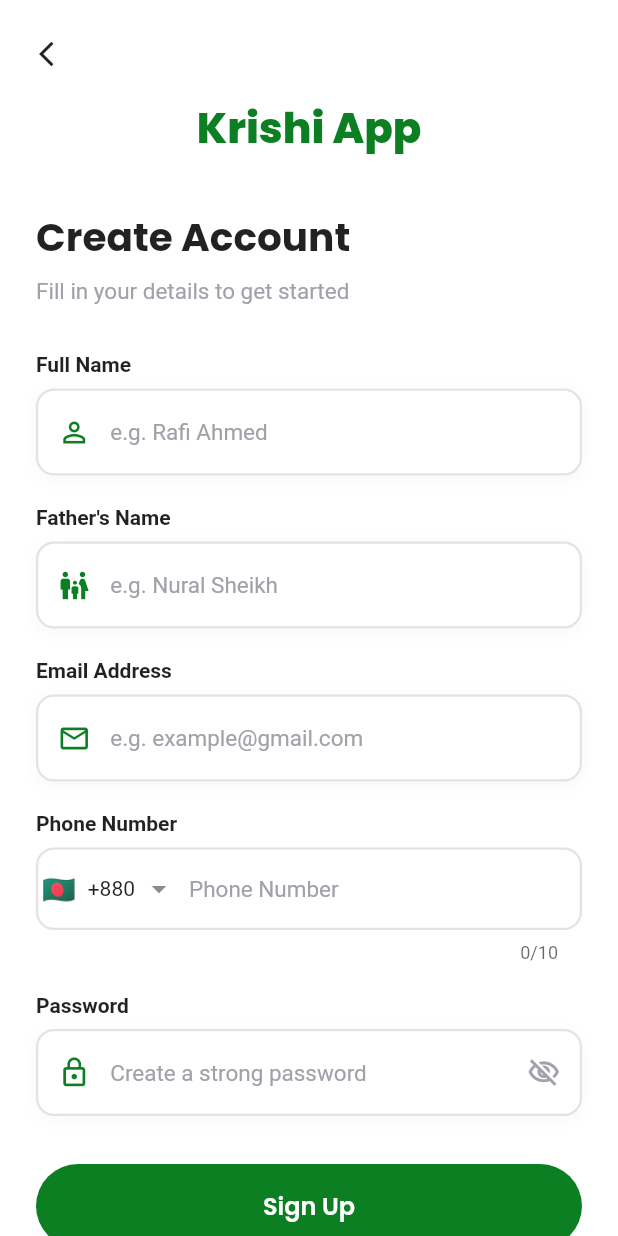
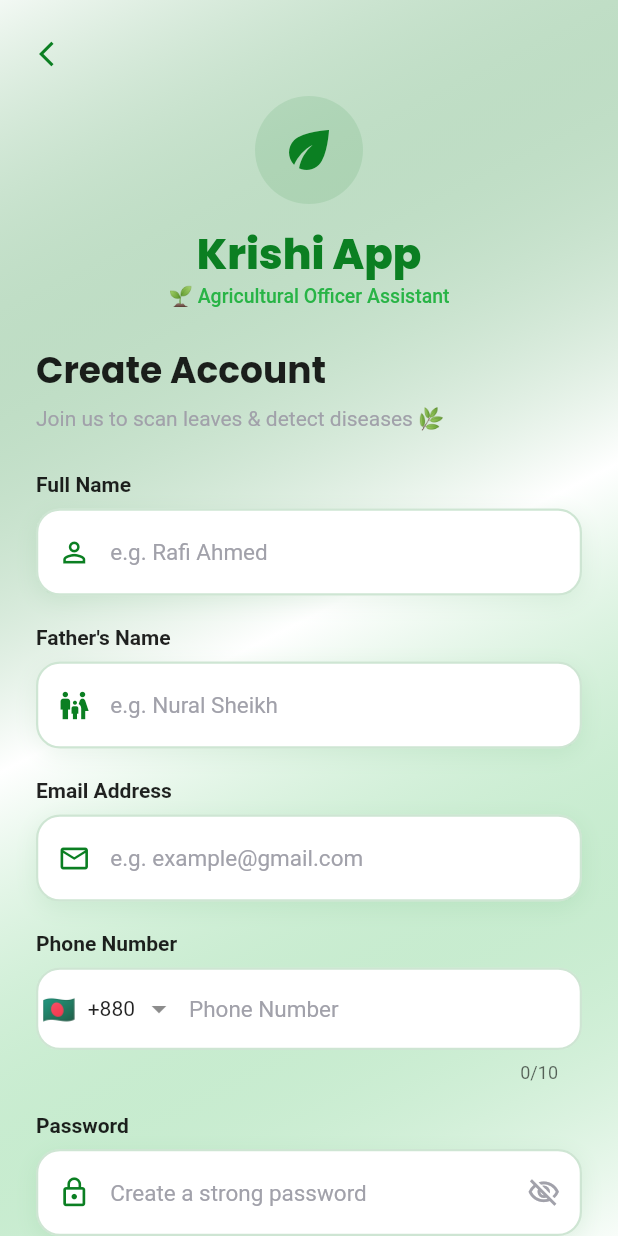
Before and after one commit to rafisgithub/final_year_project_frontend, a Flutter app: the SignUpScreen screen opened by its route, on a phone screen of 412 x 824 dp. Run offline on Flutter 3.47's test engine with Material 3 defaults, Android fonts, the light colour scheme and no system bars; drawn by our look-alikes of auto_animated, intl_phone_field; our stand-ins replace dio, flutter_animate, flutter_screenutil, get, get_it, get_storage and 7 more; missing offline and left inert: dotlottie_loader, otp_pin_field, transformable_list_view; accounts and stored records are empty.

Commit message:
style: Enhance UI elements in Sign In and Sign Up screens; update border radius, shadows, and text styles

```diff
--- a/lib/features/sign_up/presentation/sign_up_screen.dart
+++ b/lib/features/sign_up/presentation/sign_up_screen.dart
@@ -45,13 +45,13 @@ class _SignUpScreenState extends State<SignUpScreen> {
     return Container(
       decoration: BoxDecoration(
         color: Colors.white,
-        borderRadius: BorderRadius.circular(12.r),
-        border: Border.all(color: AppColors.cA1A1AA.withOpacity(0.3), width: 1.5),
+        borderRadius: BorderRadius.circular(16.r),
+        border: Border.all(color: AppColors.button.withOpacity(0.2), width: 1.5),
         boxShadow: [
           BoxShadow(
-            color: Colors.black.withOpacity(0.03),
-            blurRadius: 8,
-            offset: Offset(0, 2),
+            color: AppColors.button.withOpacity(0.08),
+            blurRadius: 12,
+            offset: Offset(0, 4),
           ),
         ],
       ),
@@ -61,7 +61,7 @@ class _SignUpScreenState extends State<SignUpScreen> {
         keyboardType: keyboardType,
         style: TextStyle(
           fontSize: 16.sp,
-          fontWeight: FontWeight.w400,
+          fontWeight: FontWeight.w500,
           color: Colors.black87,
         ),
         decoration: InputDecoration(
@@ -95,11 +95,11 @@ class _SignUpScreenState extends State<SignUpScreen> {
           border: InputBorder.none,
           contentPadding: EdgeInsets.symmetric(horizontal: 16.w, vertical: 18.h),
           focusedBorder: OutlineInputBorder(
-            borderRadius: BorderRadius.circular(12.r),
+            borderRadius: BorderRadius.circular(16.r),
             borderSide: BorderSide(color: AppColors.button, width: 2),
           ),
           enabledBorder: OutlineInputBorder(
-            borderRadius: BorderRadius.circular(12.r),
+            borderRadius: BorderRadius.circular(16.r),
             borderSide: BorderSide(color: Colors.transparent, width: 0),
           ),
         ),
@@ -110,8 +110,19 @@ class _SignUpScreenState extends State<SignUpScreen> {
   @override
   Widget build(BuildContext context) {
     return Scaffold(
-      backgroundColor: Colors.white,
-      body: SafeArea(
+      body: Container(
+        decoration: BoxDecoration(
+          gradient: LinearGradient(
+            begin: Alignment.topLeft,
+            end: Alignment.bottomRight,
+            colors: [
+              AppColors.button.withOpacity(0.05),
+              Colors.white,
+              AppColors.c28B446.withOpacity(0.03),
+            ],
+          ),
+        ),
+        child: SafeArea(
           child: Form(
             key: _formKey,
             child: SingleChildScrollView(
@@ -125,16 +136,31 @@ class _SignUpScreenState extends State<SignUpScreen> {
                     // Back Button
                     IconButton(
                       onPressed: () => Navigator.pop(context),
-                    icon: Icon(Icons.arrow_back_ios, size: 20.sp, color: Colors.black87),
+                      icon: Icon(Icons.arrow_back_ios, size: 20.sp, color: AppColors.button),
                       padding: EdgeInsets.zero,
                       constraints: BoxConstraints(),
                     ),
 
                     UIHelper.verticalSpace(16.h),
 
-                  // App Title
+                    // App Title with Agricultural Icon
                     Center(
-                    child: Text(
+                      child: Column(
+                        children: [
+                          Container(
+                            padding: EdgeInsets.all(16.w),
+                            decoration: BoxDecoration(
+                              color: AppColors.button.withOpacity(0.1),
+                              shape: BoxShape.circle,
+                            ),
+                            child: Icon(
+                              Icons.eco,
+                              size: 40.sp,
+                              color: AppColors.button,
+                            ),
+                          ),
+                          UIHelper.verticalSpace(12.h),
+                          Text(
                             'Krishi App',
                             style: TextFontStyle.textStyle18c231F20poppins700.copyWith(
                               fontSize: 28.sp,
@@ -142,30 +168,40 @@ class _SignUpScreenState extends State<SignUpScreen> {
                               fontWeight: FontWeight.w800,
                             ),
                           ),
+                          Text(
+                            '🌱 Agricultural Officer Assistant',
+                            style: TextStyle(
+                              fontSize: 13.sp,
+                              fontWeight: FontWeight.w500,
+                              color: AppColors.c28B446,
+                            ),
+                          ),
+                        ],
+                      ),
                     ),
 
-                  UIHelper.verticalSpace(32.h),
+                    UIHelper.verticalSpace(24.h),
 
                     // Welcome Text
                     Text(
                       "Create Account".tr,
                       style: TextFontStyle.textStyle18c231F20poppins700.copyWith(
-                      fontSize: 26.sp,
+                        fontSize: 24.sp,
                         fontWeight: FontWeight.w700,
                         color: Colors.black87,
                       ),
                     ),
-                  UIHelper.verticalSpace(8.h),
+                    UIHelper.verticalSpace(6.h),
                     Text(
-                    "Fill in your details to get started".tr,
+                      "Join us to scan leaves & detect diseases 🌿".tr,
                       style: TextStyle(
-                      fontSize: 15.sp,
+                        fontSize: 14.sp,
                         fontWeight: FontWeight.w400,
                         color: AppColors.cA1A1AA,
                       ),
                     ),
 
-                  UIHelper.verticalSpace(32.h),
+                    UIHelper.verticalSpace(28.h),
 
                     // Name Field
                     Text(
@@ -245,15 +281,15 @@ class _SignUpScreenState extends State<SignUpScreen> {
                         filled: true,
                         fillColor: Colors.white,
                         border: OutlineInputBorder(
-                        borderRadius: BorderRadius.circular(12.r),
-                        borderSide: BorderSide(color: AppColors.cA1A1AA.withOpacity(0.3), width: 1.5),
+                          borderRadius: BorderRadius.circular(16.r),
+                          borderSide: BorderSide(color: AppColors.button.withOpacity(0.2), width: 1.5),
                         ),
                         enabledBorder: OutlineInputBorder(
-                        borderRadius: BorderRadius.circular(12.r),
-                        borderSide: BorderSide(color: AppColors.cA1A1AA.withOpacity(0.3), width: 1.5),
+                          borderRadius: BorderRadius.circular(16.r),
+                          borderSide: BorderSide(color: AppColors.button.withOpacity(0.2), width: 1.5),
                         ),
                         focusedBorder: OutlineInputBorder(
-                        borderRadius: BorderRadius.circular(12.r),
+                          borderRadius: BorderRadius.circular(16.r),
                           borderSide: BorderSide(color: AppColors.button, width: 2),
                         ),
                         contentPadding: EdgeInsets.symmetric(horizontal: 16.w, vertical: 18.h),
@@ -262,7 +298,7 @@ class _SignUpScreenState extends State<SignUpScreen> {
                       dropdownIconPosition: IconPosition.trailing,
                       style: TextStyle(
                         fontSize: 16.sp,
-                      fontWeight: FontWeight.w400,
+                        fontWeight: FontWeight.w500,
                         color: Colors.black87,
                       ),
                       onChanged: (phone) {
@@ -289,19 +325,29 @@ class _SignUpScreenState extends State<SignUpScreen> {
                       isPassword: true,
                     ),
 
-                  UIHelper.verticalSpace(32.h),
+                    UIHelper.verticalSpace(28.h),
 
                     // Sign Up Button
-                  SizedBox(
+                    Container(
                       height: 56.h,
                       width: double.infinity,
+                      decoration: BoxDecoration(
+                        borderRadius: BorderRadius.circular(16.r),
+                        boxShadow: [
+                          BoxShadow(
+                            color: AppColors.button.withOpacity(0.3),
+                            blurRadius: 12,
+                            offset: Offset(0, 6),
+                          ),
+                        ],
+                      ),
                       child: CustomsButton(
                         bgColor1: AppColors.button,
-                      bgColor2: AppColors.button,
+                        bgColor2: AppColors.c28B446,
                         name: 'Sign Up'.tr,
                         textStyle: TextFontStyle.textStyle18c231F20poppins700.copyWith(
                           fontSize: 16.sp,
-                        fontWeight: FontWeight.w600,
+                          fontWeight: FontWeight.w700,
                         ),
                         callback: () {
                           // Collect all data (selected_language will come from language_screen)
@@ -362,6 +408,7 @@ class _SignUpScreenState extends State<SignUpScreen> {
             ),
           ),
         ),
+      ),
     );
   }
 }
--- a/lib/networks/stream_cleaner.dart
+++ b/lib/networks/stream_cleaner.dart
@@ -4,9 +4,7 @@ import '../helpers/di.dart';
 Future<void> totalDataClean() async {
   await appData.write(kKeyIsLoggedIn, false);
   await appData.write(kKeyIsExploring, false);
-  appData.write(kKeyLanguage, kKeyPortuguese);
-  appData.write(kKeyCountryCode, countriesCode[kKeyPortuguese]);
-  appData.write(kKeySelectedLocation, false);
+  await appData.write(kKeySelectedLocation, false);
 //lisbon
   // appData.writeIfNull(kKeySelectedLat, 38.74631383626653);
   // appData.writeIfNull(kKeySelectedLng, -9.130169921874991);
```
Also changed, not shown: lib/features/sign_In/presentation/sign_in_screen.dart (+64 -17 lines), lib/main.dart (+3 -10 lines). Lines whose indentation alone changed are shown as unchanged.
